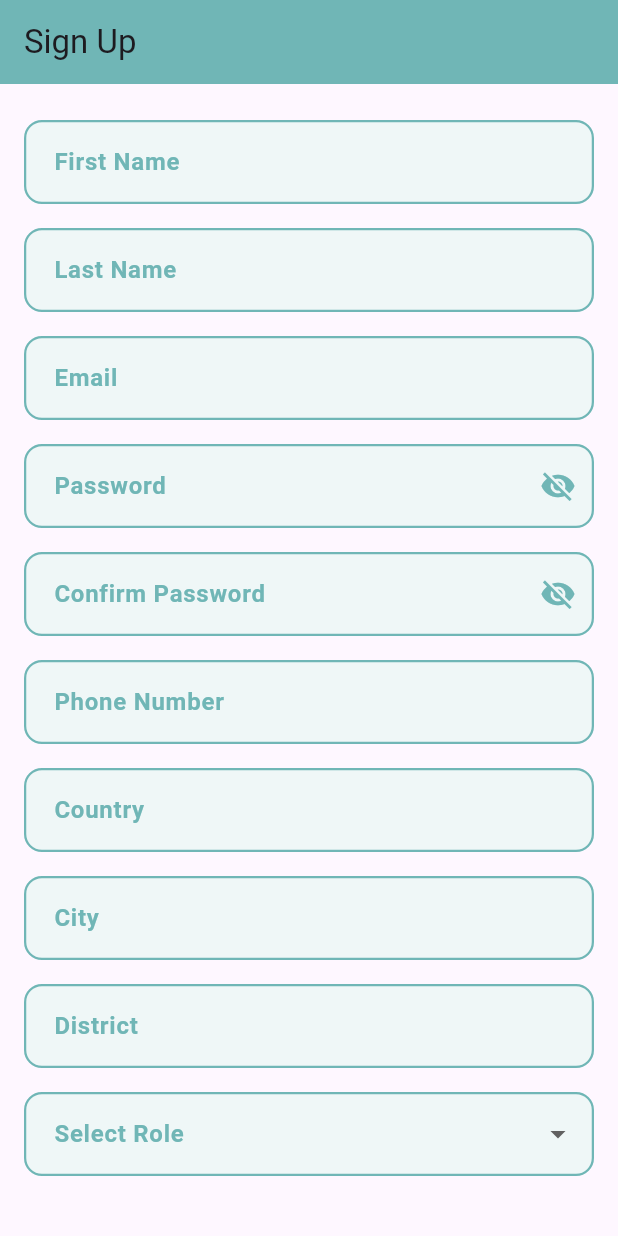
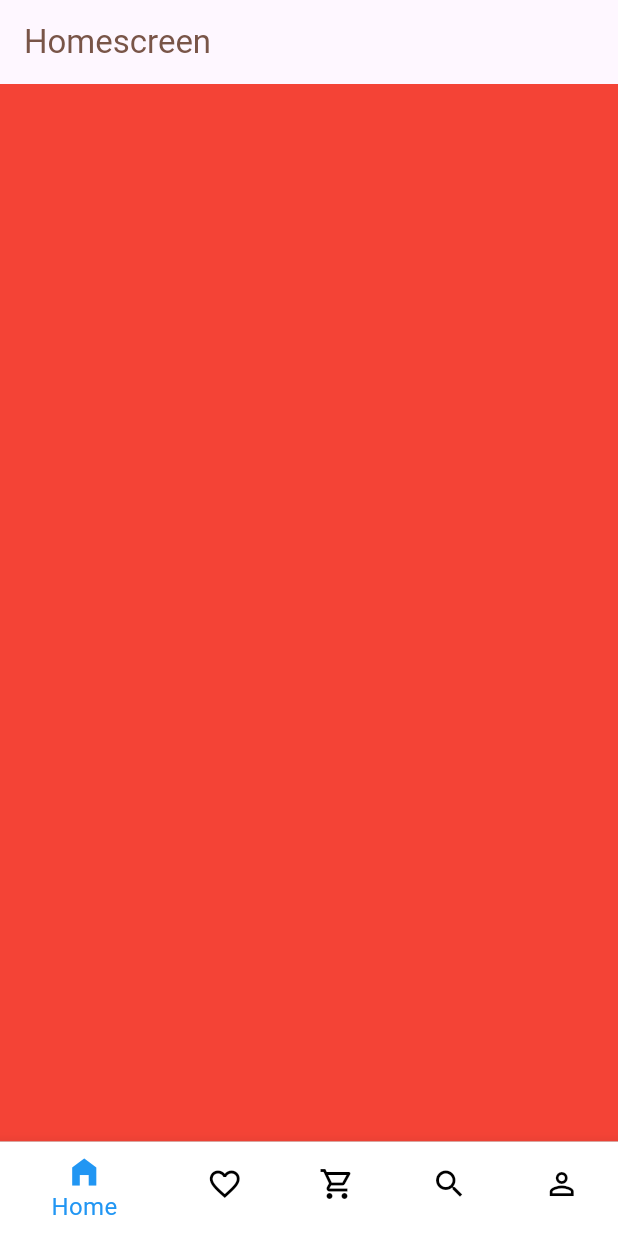
Before and after one commit to AmalSafey/G-projeect, a Flutter app: the screen it shows after launch, on a phone screen of 412 x 824 dp. Run offline on Flutter 3.47's test engine with Material 3 defaults, Android fonts, the light colour scheme and no system bars; our stand-ins replace animated_splash_screen, bloc, flutter_bloc, image_picker.

Commit message:
bottomnavigationbar

```diff
--- a/lib/assets/login/logindesign.dart
+++ b/lib/assets/login/logindesign.dart
@@ -185,7 +185,7 @@ class _LogindesignState extends State<Logindesign> {
       },
       listener: (context, state) {
         if (state is LoginSuccessState) {
-          _showDialog(context, "Registration successful!");
+          _showDialog(context, "Login successful!");
           Future.delayed(Duration(seconds: 2), () {
             // Adjust the duration as needed
             Navigator.pushReplacementNamed(context, homescreen.routname);
--- a/lib/home/home.dart
+++ b/lib/home/home.dart
@@ -1,7 +1,20 @@
 import 'package:flutter/material.dart';
+import 'package:flutter_application_graduation/screens/cart.dart';
+import 'package:flutter_application_graduation/screens/favourit.dart';
+import 'package:flutter_application_graduation/screens/hometabscreen.dart';
+import 'package:flutter_application_graduation/screens/profile.dart';
+import 'package:flutter_application_graduation/screens/search.dart';
 
-class homescreen extends StatelessWidget {
+class homescreen extends StatefulWidget {
   static const routname = "home";
+
+  @override
+  State<homescreen> createState() => _homescreenState();
+}
+
+class _homescreenState extends State<homescreen> {
+  int select = 0;
+
   @override
   Widget build(BuildContext context) {
     return Scaffold(
@@ -12,6 +25,62 @@ class homescreen extends StatelessWidget {
         ),
       ),
       backgroundColor: Colors.brown,
+      bottomNavigationBar: Theme(
+        data: Theme.of(context).copyWith(canvasColor: Colors.white),
+        child: BottomNavigationBar(
+          items: [
+            BottomNavigationBarItem(
+              icon: Icon(
+                Icons.home_filled,
+              ),
+              label: "Home",
+            ),
+            BottomNavigationBarItem(
+              icon: Icon(
+                Icons.favorite_border_outlined,
+              ),
+              label: "Wishlist",
+            ),
+            BottomNavigationBarItem(
+              icon: Icon(
+                Icons.shopping_cart_outlined,
+              ),
+              label: "Cart",
+            ),
+            BottomNavigationBarItem(
+              icon: Icon(
+                Icons.search_outlined,
+              ),
+              label: "Search",
+            ),
+            BottomNavigationBarItem(
+              icon: Icon(
+                Icons.person_outline,
+              ),
+              label: "Profile",
+            ),
+          ],
+          currentIndex: select,
+          onTap: (index) {
+            select = index;
+            setState(() {});
+          },
+          selectedItemColor: Colors.blue,
+          unselectedItemColor: Colors.black,
+          selectedLabelStyle: TextStyle(
+            fontSize: 16,
+          ),
+        ),
+      ),
+      body: tabs[select],
     );
   }
+
+  List<Widget> tabs = [
+    hometabscreen(),
+    favourit(),
+    cart(),
+    search(),
+    profile()
+  ];
 }
--- a/lib/main.dart
+++ b/lib/main.dart
@@ -9,6 +9,11 @@ import 'package:flutter_application_graduation/assets/login/verificationcode.dar
 import 'package:flutter_application_graduation/assets/profile/profil.dart';
 import 'package:flutter_application_graduation/home/home.dart';
 import 'package:flutter_application_graduation/register/registerdesign.dart';
+import 'package:flutter_application_graduation/screens/cart.dart';
+import 'package:flutter_application_graduation/screens/favourit.dart';
+import 'package:flutter_application_graduation/screens/hometabscreen.dart';
+import 'package:flutter_application_graduation/screens/profile.dart';
+import 'package:flutter_application_graduation/screens/search.dart';
 import 'package:flutter_bloc/flutter_bloc.dart';
 
 void main() {
@@ -38,7 +43,7 @@ class MyApp extends StatelessWidget {
             backgroundImage:
                 AssetImage('lib/assets/photo_5904657378991784728_y.jpg'),
           ),
-          nextScreen: RegisterDesign(),
+          nextScreen: homescreen(),
         ),
         routes: {
           Logindesign.routname: (context) => Logindesign(),
@@ -54,6 +59,11 @@ class MyApp extends StatelessWidget {
                 cityController: '',
                 phoneNumber: '',
               ),
+          cart.routname: (context) => cart(),
+          favourit.routname: (context) => favourit(),
+          search.routname: (context) => search(),
+          profile.routname: (context) => profile(),
+          hometabscreen.routname: (context) => hometabscreen()
         },
       ),
     );
--- /dev/null
+++ b/lib/screens/hometabscreen.dart
@@ -0,0 +1,11 @@
+import 'package:flutter/material.dart';
+
+class hometabscreen extends StatelessWidget {
+  static String routname = "hometabscreen";
+  @override
+  Widget build(BuildContext context) {
+    return Scaffold(
+      backgroundColor: Colors.red,
+    );
+  }
+}
```
Also changed, not shown: lib/api/authinticationcubit.dart (+30 -28 lines), lib/assets/login/forgetpassword.dart (+112 -127 lines), lib/assets/login/reset.dart (+137 -141 lines), lib/assets/login/verificationcode.dart (+4 -3 lines), lib/screens/cart.dart (added, +11 -0 lines), lib/screens/favourit.dart (added, +11 -0 lines), lib/screens/profile.dart (added, +11 -0 lines), lib/screens/search.dart (added, +11 -0 lines).
